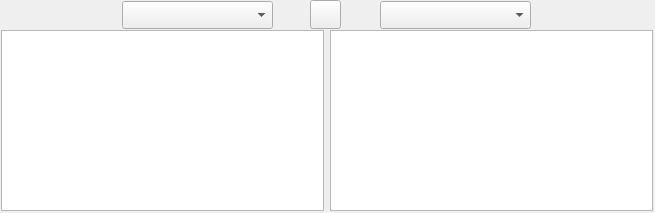
Old version of the form Views/mainWindow.ui in the repository pm-str/GUI-yandex-translator.
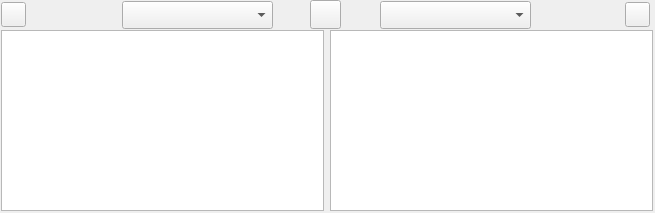
New version of the form. Icons and pictures are not drawn.

The edit to the form file:
```diff
--- a/Views/mainWindow.ui
+++ b/Views/mainWindow.ui
@@ -130,6 +130,38 @@
     </rect>
    </property>
   </widget>
+  <widget class="QPushButton" name="sound_te">
+   <property name="geometry">
+    <rect>
+     <x>1</x>
+     <y>2</y>
+     <width>25</width>
+     <height>25</height>
+    </rect>
+   </property>
+   <property name="styleSheet">
+    <string notr="true">border-image: url(:/newPrefix/Views/1486598014_volume-24.png);</string>
+   </property>
+   <property name="text">
+    <string/>
+   </property>
+  </widget>
+  <widget class="QPushButton" name="sound_tr">
+   <property name="geometry">
+    <rect>
+     <x>625</x>
+     <y>2</y>
+     <width>25</width>
+     <height>25</height>
+    </rect>
+   </property>
+   <property name="styleSheet">
+    <string notr="true">border-image: url(:/newPrefix/Views/1486598014_volume-24.png);</string>
+   </property>
+   <property name="text">
+    <string/>
+   </property>
+  </widget>
  </widget>
  <resources>
   <include location="../exchange.qrc"/>
```
Left out of the diff: 34 changed lines with no effect on the pictures.
